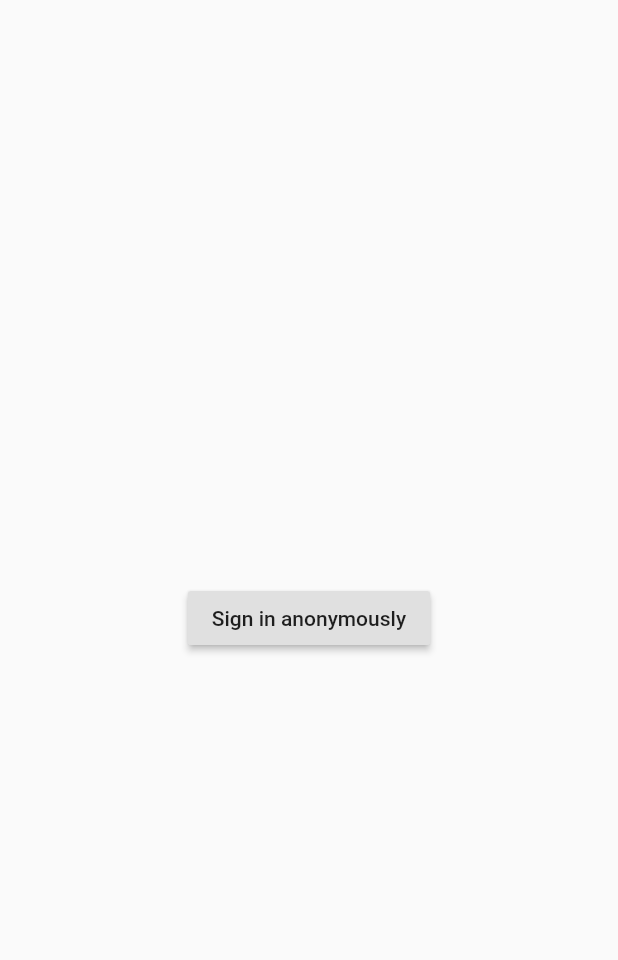
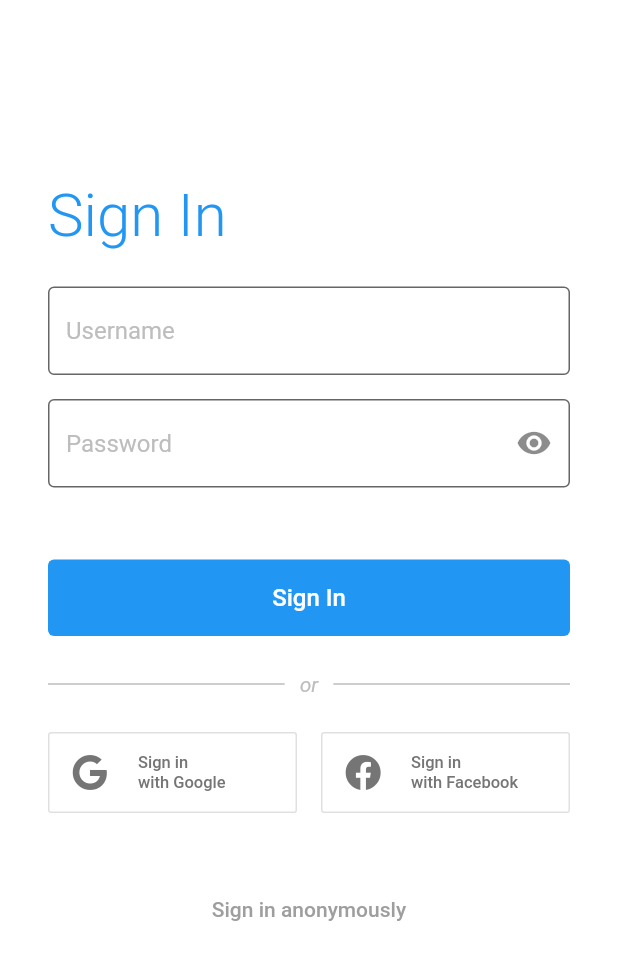
Before and after one commit to minidosis/flutter_firebase_auth, a Flutter app: the screen it shows after launch, on a phone screen of 412 x 824 dp. Shown: the top 960 px of the screen. Run offline on Flutter 3.47's test engine with Material 2 defaults, Android fonts, the phone set to English and light mode, and no system bars; our stand-ins replace firebase_auth, font_awesome_flutter; accounts and stored records are empty.

Commit message:
Mejoro la pantalla de Login

```diff
--- a/lib/pages/login_page.dart
+++ b/lib/pages/login_page.dart
@@ -1,5 +1,7 @@
 import 'package:firebase_auth/firebase_auth.dart';
 import 'package:flutter/material.dart';
+import 'package:flutter_firebase_auth/widgets/or_bar.dart';
+import 'package:font_awesome_flutter/font_awesome_flutter.dart';
 
 class LoginPage extends StatefulWidget {
   @override
@@ -8,17 +10,48 @@ class LoginPage extends StatefulWidget {
 
 class _LoginPageState extends State<LoginPage> {
   bool _loggingIn = false;
+  bool _viewPassword = false;
 
-  _body(context) {
-    if (_loggingIn) {
-      return Center(child: CircularProgressIndicator());
+  _textField(TextEditingController controller, String what, {showIcon: false}) {
+    Widget eye;
+    if (showIcon) {
+      eye = IconButton(
+        icon: Icon(_viewPassword ? Icons.visibility_off : Icons.visibility),
+        onPressed: () {
+          setState(() {
+            _viewPassword = !_viewPassword;
+          });
+        },
+      );
     }
-    return Center(
-      child: Column(
-        mainAxisAlignment: MainAxisAlignment.center,
-        children: <Widget>[
-          RaisedButton(
-            child: Text('Sign in anonymously'),
+    return TextFormField(
+      controller: controller,
+      decoration: InputDecoration(
+        filled: true,
+        fillColor: Colors.white,
+        border: OutlineInputBorder(),
+        hintText: what,
+        hintStyle: TextStyle(color: Colors.grey[400]),
+        suffixIcon: eye,
+      ),
+      obscureText: showIcon && !_viewPassword,
+    );
+  }
+
+  _signInLabel(Color c) => Align(
+        alignment: Alignment.centerLeft,
+        child: Text(
+          'Sign In',
+          style: TextStyle(
+            fontSize: 40,
+            color: c,
+            fontWeight: FontWeight.w300,
+          ),
+        ),
+      );
+
+  _signInAnonymously() => FlatButton(
+        child: Text('Sign in anonymously', style: TextStyle(color: Colors.grey[500])),
         onPressed: () async {
           setState(() {
             _loggingIn = true;
@@ -37,7 +70,78 @@ class _LoginPageState extends State<LoginPage> {
             });
           }
         },
+      );
+
+  _signInButton(Color color) => FlatButton(
+        onPressed: () {},
+        shape: RoundedRectangleBorder(
+            borderRadius: BorderRadius.all(Radius.circular(4))),
+        child: Text('Sign In',
+            style: TextStyle(color: Colors.white, fontSize: 16)),
+        color: color,
+        padding: EdgeInsets.all(16),
+      );
+
+  _signInWithButton(String whom, IconData iconData) {
+    final grey = Colors.grey[600];
+    return OutlineButton(
+      onPressed: () {},
+      padding: EdgeInsets.fromLTRB(16, 14, 20, 14),
+      child: Row(
+        mainAxisAlignment: MainAxisAlignment.start,
+        crossAxisAlignment: CrossAxisAlignment.center,
+        children: [
+          Icon(iconData, size: 24, color: grey),
+          SizedBox(width: 20),
+          Text('Sign in\nwith $whom',
+              style: TextStyle(fontSize: 11, color: grey)),
+        ],
       ),
+    );
+  }
+
+  _body(context) {
+    if (_loggingIn) {
+      return Center(child: CircularProgressIndicator());
+    }
+    final primaryColor = Theme.of(context).primaryColor;
+    return Center(
+      child: ListView(
+        children: <Widget>[
+          Padding(
+            padding: const EdgeInsets.symmetric(horizontal: 32.0),
+            child: Form(
+              child: Column(
+                crossAxisAlignment: CrossAxisAlignment.stretch,
+                children: <Widget>[
+                  SizedBox(height: 120),
+                  _signInLabel(primaryColor),
+                  SizedBox(height: 24),
+                  _textField(null, 'Username'),
+                  SizedBox(height: 16),
+                  _textField(null, 'Password', showIcon: true),
+                  SizedBox(height: 48),
+                  _signInButton(primaryColor),
+                  OrBar(),
+                  Row(
+                    children: <Widget>[
+                      Expanded(
+                        child: _signInWithButton(
+                            'Google', FontAwesomeIcons.google),
+                      ),
+                      SizedBox(width: 16),
+                      Expanded(
+                        child: _signInWithButton(
+                            'Facebook', FontAwesomeIcons.facebook),
+                      ),
+                    ],
+                  )
+                ],
+              ),
+            ),
+          ),
+          SizedBox(height: 40),
+          _signInAnonymously(),
         ],
       ),
     );
@@ -47,6 +151,7 @@ class _LoginPageState extends State<LoginPage> {
   Widget build(BuildContext context) {
     return MaterialApp(
       home: Scaffold(
+        backgroundColor: Colors.white,
         body: Builder(
           builder: (context) => _body(context),
         ),
--- /dev/null
+++ b/lib/widgets/or_bar.dart
@@ -0,0 +1,28 @@
+import 'package:flutter/material.dart';
+
+class OrBar extends StatelessWidget {
+  @override
+  Widget build(BuildContext context) {
+    final grey = Colors.grey[400];
+    final line = Expanded(child: Container(height: 1, color: grey));
+    return Padding(
+      padding: const EdgeInsets.symmetric(vertical: 24),
+      child: Row(
+        children: <Widget>[
+          line,
+          Padding(
+            padding: EdgeInsets.symmetric(horizontal: 10),
+            child: Text(
+              'or',
+              style: TextStyle(
+                color: grey,
+                fontStyle: FontStyle.italic,
+              ),
+            ),
+          ),
+          line,
+        ],
+      ),
+    );
+  }
+}
```
Also changed, not shown: pubspec.yaml (+2 -50 lines), pubspec.lock. Lines whose indentation alone changed are shown as unchanged.
